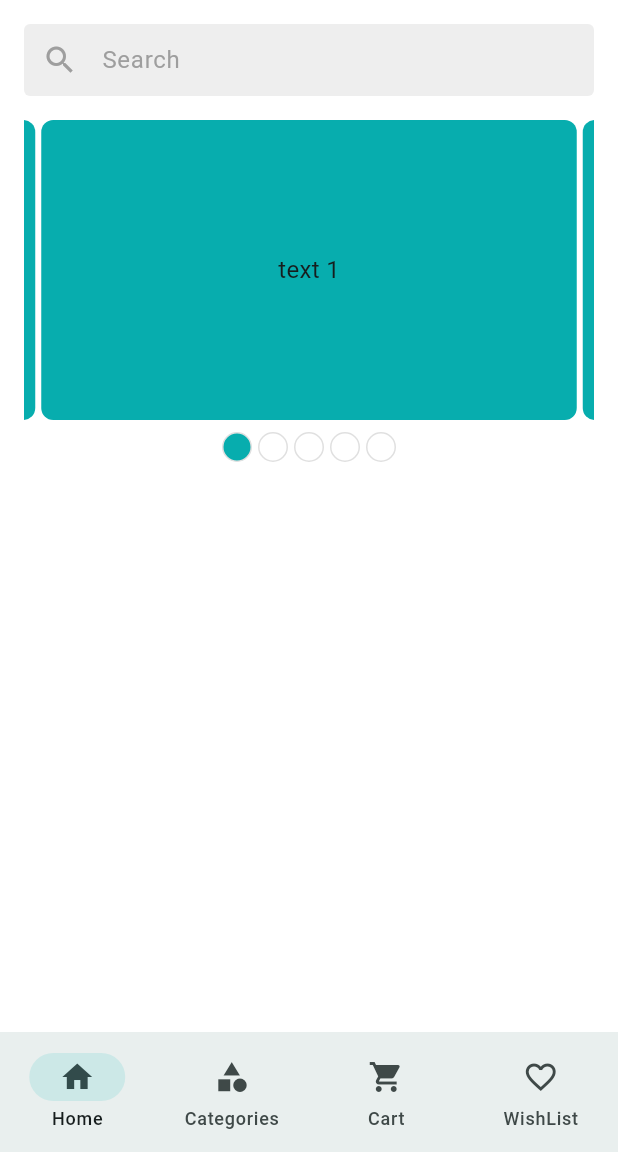
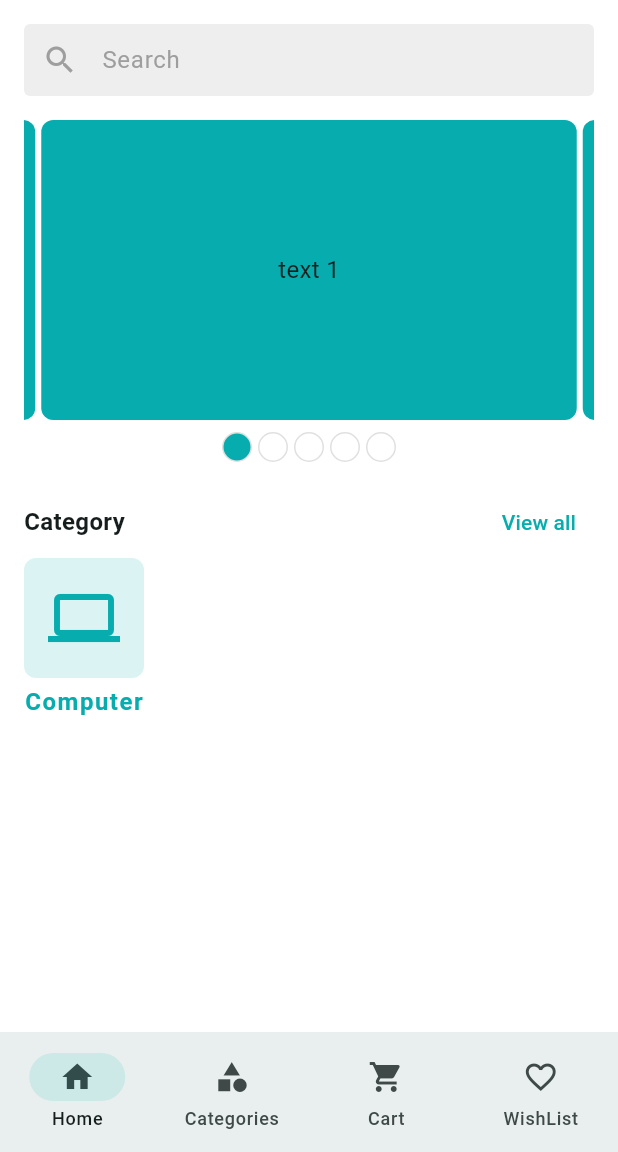
Before and after one commit to shahriarhossain7860/crafty_bay, a Flutter app: the screen it shows after launch, on a phone screen of 412 x 824 dp, the part 84-1236 px from its top. Run offline on Flutter 3.47's test engine with Material 3 defaults, Android fonts, the phone set to English and light mode, and no system bars; drawn by our look-alikes of carousel_slider; our stand-ins replace email_validator, flutter_svg, get, pin_code_fields.

Commit message:
Update  category item widget and home section header

```diff
--- a/lib/features/home/ui/screens/home_screen.dart
+++ b/lib/features/home/ui/screens/home_screen.dart
@@ -1,9 +1,12 @@
+import 'package:crafty_bay/app/app_colors.dart';
 import 'package:crafty_bay/app/assets_path.dart';
 import 'package:flutter/material.dart';
 import 'package:flutter_svg/svg.dart';
 
 import '../../../common/ui/widgets/app_bar_icon_button.dart';
+import '../widgets/category_item_widget.dart';
 import '../widgets/home_carousel_slider.dart';
+import '../widgets/home_section_header.dart';
 import '../widgets/product_search_bar.dart';
 class HomeScreen extends StatefulWidget {
   static const String name = '/home-screen';
@@ -29,7 +32,17 @@ class _HomeScreenState extends State<HomeScreen> {
                 controller: _searchBarController,
               ),
               const SizedBox(height: 16,),
-              HomeCarouselSlider()
+              HomeCarouselSlider(),
+              const SizedBox(height: 16,),
+              HomeSectionHeader(
+                title: 'Category',
+                onTap: (){},
+              ),
+              Row(
+                children: [
+                  CategoryItemWidget()
+                ],
+              )
             ],
           ),
         ),
--- /dev/null
+++ b/lib/features/home/ui/widgets/category_item_widget.dart
@@ -0,0 +1,38 @@
+import 'package:flutter/material.dart';
+
+import '../../../../app/app_colors.dart';
+class CategoryItemWidget extends StatelessWidget {
+  const CategoryItemWidget({
+    super.key,
+  });
+
+  @override
+  Widget build(BuildContext context) {
+    return Column(
+      children: [
+        Container(
+          padding: EdgeInsets.all(16),
+          decoration: BoxDecoration(
+              color: AppColors.themeColor.withOpacity(0.14),
+              borderRadius: BorderRadius.circular(8)
+          ),
+          child: Icon(
+            Icons.computer,
+            color: AppColors.themeColor,
+            size: 48,
+          ),
+        ),
+        const SizedBox(height: 4,),
+        Text(
+          'Computer',
+          style: TextStyle(
+              fontWeight: FontWeight.w600,
+              fontSize: 16,
+              letterSpacing: 1,
+              color: AppColors.themeColor
+          ),
+        ),
+      ],
+    );
+  }
+}
--- /dev/null
+++ b/lib/features/home/ui/widgets/home_section_header.dart
@@ -0,0 +1,25 @@
+import 'package:flutter/material.dart';
+class HomeSectionHeader extends StatelessWidget {
+  const HomeSectionHeader({
+    super.key, required this.title, required this.onTap,
+  });
+  final String title;
+  final VoidCallback onTap;
+
+  @override
+  Widget build(BuildContext context) {
+    return Row(
+      mainAxisAlignment: MainAxisAlignment.spaceBetween,
+      children: [
+        Text(
+          'Category',
+          style: TextStyle(
+              fontSize: 16,
+              fontWeight: FontWeight.w600
+          ),
+        ),
+        TextButton(onPressed: (){}, child: const Text('View all'))
+      ],
+    );
+  }
+}
```
